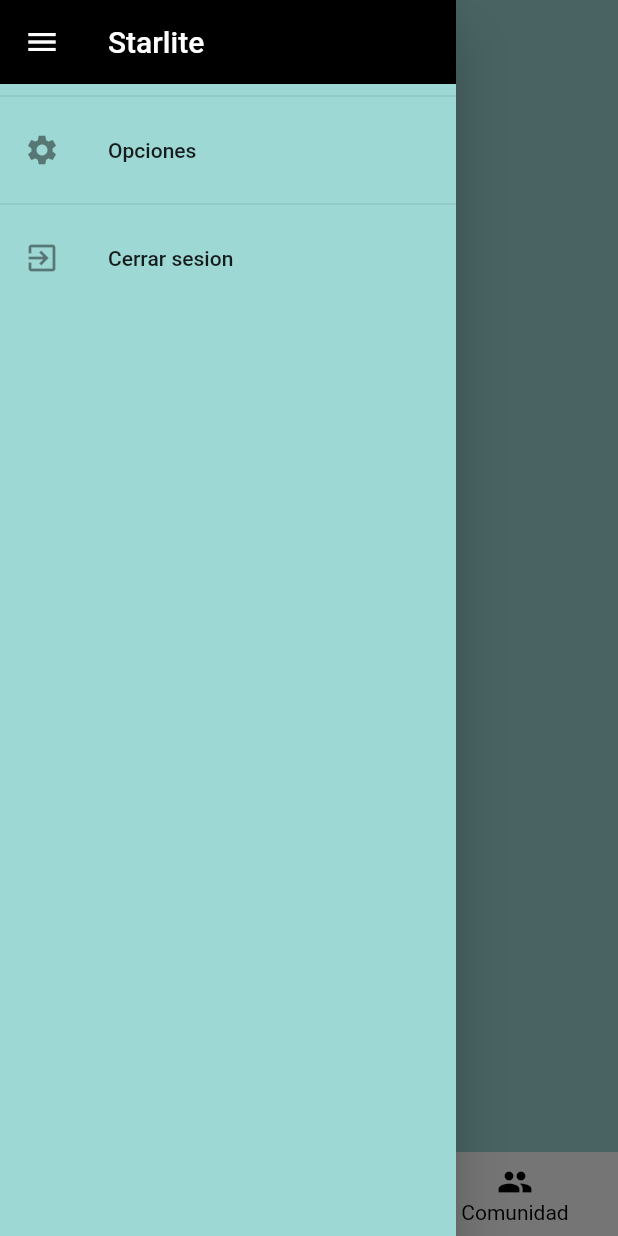
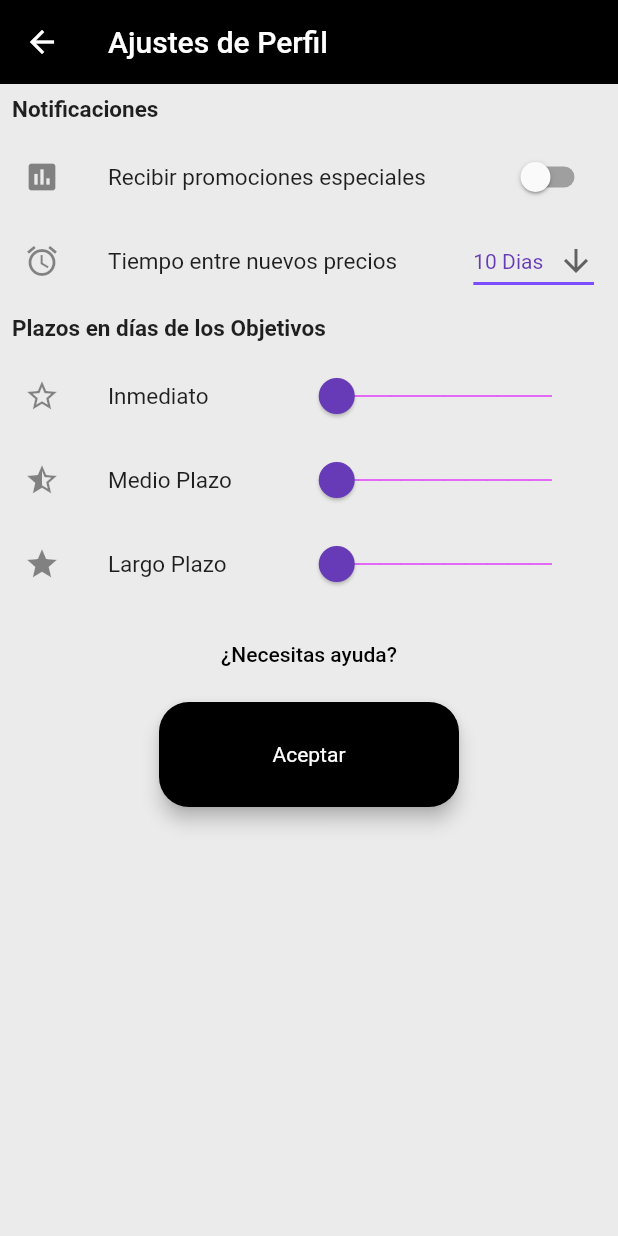
Before and after one commit to Exeltor/Proyecto-Interfaces, a Flutter app: the TabsScreen screen opened by its route, item 3 of the bottom bar chosen, in the side drawer, after a tap on "Opciones", on a phone screen of 412 x 824 dp. Run offline on Flutter 3.47's test engine with Material 2 defaults, Android fonts, the phone set to English and light mode, and no system bars; our stand-ins replace fl_chart, google_fonts; Roboto replaces fonts that are missing (Ubuntu).

Commit message:
Ventana de Ajustes
Ventana de ajustes hecha

```diff
--- a/starlite/lib/main.dart
+++ b/starlite/lib/main.dart
@@ -2,6 +2,7 @@ import 'package:flutter/material.dart';
 import 'package:google_fonts/google_fonts.dart';
 import 'package:provider/provider.dart';
 import 'package:starlite/providers/data.dart';
+import 'package:starlite/screens/ajustes_screen.dart';
 import 'package:starlite/screens/login_screen.dart';
 import 'package:starlite/screens/recovery_screen.dart';
 import 'package:starlite/screens/signup_screen.dart';
@@ -36,6 +37,7 @@ class MyApp extends StatelessWidget {
           SignupScreen.routeName: (context) => SignupScreen(),
           RecoveryScreen.routeName: (context) => RecoveryScreen(),
           TabsScreen.routeName: (context) => TabsScreen(),
+          AjustesScreen.routeName: (context) => AjustesScreen(),
         },
       ),
     );
--- /dev/null
+++ b/starlite/lib/screens/ajustes_screen.dart
@@ -0,0 +1,229 @@
+import 'package:flutter/material.dart';
+import 'package:starlite/screens/tabs_screen.dart';
+import 'package:starlite/widgets/rounded_black_button.dart';
+
+class AjustesScreen extends StatefulWidget {
+  static final routeName = '/ajustes';
+
+  @override
+  _AjustesScreenState createState() => _AjustesScreenState();
+}
+
+class _AjustesScreenState extends State<AjustesScreen> {
+  bool promo = false;
+  String dropdownValue = '10 Dias';
+  double _value = 1, _value1 = 5, _value2 = 5;
+
+  onSwitchPromValueChanged(bool newProm) {
+    setState(() {
+      promo = newProm;
+    });
+  }
+
+  @override
+  Widget build(BuildContext context) {
+    return Scaffold(
+      backgroundColor: Color.fromRGBO(235, 235, 235, 1),
+      appBar: AppBar(title: Text("Ajustes de Perfil")),
+      body: Column(
+        children: <Widget>[
+          Row(children: [
+            Padding(
+              padding: const EdgeInsets.all(8.0),
+              child: Text("Notificaciones",
+                  style: TextStyle(fontSize: 15, fontWeight: FontWeight.bold)),
+            )
+          ]),
+          SwitchListTile(
+              title: Text(
+                "Recibir promociones especiales",
+                style: TextStyle(fontSize: 15),
+              ),
+              value: promo,
+              onChanged: onSwitchPromValueChanged,
+              secondary: const Icon(Icons.assessment)),
+          ListTile(
+            leading: Icon(Icons.alarm),
+            title: Text("Tiempo entre nuevos precios ",
+                style: TextStyle(fontSize: 15)),
+            trailing: Theme(
+                data: Theme.of(context).copyWith(
+                  canvasColor: Color.fromRGBO(235, 235, 235, 1),
+                ),
+                child: DropdownButton<String>(
+                    value: dropdownValue,
+                    icon: Icon(Icons.arrow_downward),
+                    iconSize: 24,
+                    elevation: 16,
+                    style: TextStyle(color: Colors.deepPurple),
+                    underline: Container(
+                      height: 2,
+                      color: Colors.deepPurpleAccent,
+                    ),
+                    onChanged: (String newValue) {
+                      setState(() {
+                        dropdownValue = newValue;
+                      });
+                    },
+                    items: <String>['10 Dias', '5 Dias', '2 Dias', '24 Horas']
+                        .map<DropdownMenuItem<String>>((String value) {
+                      return DropdownMenuItem<String>(
+                        value: value,
+                        child: Text(value),
+                      );
+                    }).toList())),
+          ),
+          Row(children: [
+            Padding(
+              padding: const EdgeInsets.all(8.0),
+              child: Text("Plazos en días de los Objetivos",
+                  style: TextStyle(fontSize: 15, fontWeight: FontWeight.bold)),
+            )
+          ]),
+          ListTile(
+            leading: Icon(Icons.star_border),
+            title: Text("Inmediato", style: TextStyle(fontSize: 15)),
+            trailing: Container(
+              width: 200,
+              child: SliderTheme(
+                data: SliderTheme.of(context).copyWith(
+                  activeTrackColor: Colors.deepPurple,
+                  inactiveTrackColor: Colors.purpleAccent,
+                  trackShape: RoundedRectSliderTrackShape(),
+                  trackHeight: 1.0,
+                  thumbShape: RoundSliderThumbShape(enabledThumbRadius: 12.0),
+                  thumbColor: Colors.deepPurple,
+                  overlayColor: Colors.red.withAlpha(32),
+                  overlayShape: RoundSliderOverlayShape(overlayRadius: 28.0),
+                  tickMarkShape: RoundSliderTickMarkShape(),
+                  activeTickMarkColor: Colors.deepPurple,
+                  inactiveTickMarkColor: Colors.deepPurple,
+                  valueIndicatorShape: PaddleSliderValueIndicatorShape(),
+                  valueIndicatorColor: Colors.deepPurple,
+                  valueIndicatorTextStyle: TextStyle(
+                    color: Colors.white,
+                  ),
+                ),
+                child: Slider(
+                  value: _value,
+                  min: 1,
+                  max: 5,
+                  divisions: 4,
+                  label: '$_value',
+                  onChanged: (value) {
+                    setState(
+                      () {
+                        _value = value;
+                      },
+                    );
+                  },
+                ),
+              ),
+            ),
+          ),
+          ListTile(
+            leading: Icon(Icons.star_half),
+            title: Text("Medio Plazo", style: TextStyle(fontSize: 15)),
+            trailing: Container(
+              width: 200,
+              child: SliderTheme(
+                data: SliderTheme.of(context).copyWith(
+                  activeTrackColor: Colors.deepPurple,
+                  inactiveTrackColor: Colors.purpleAccent,
+                  trackShape: RoundedRectSliderTrackShape(),
+                  trackHeight: 1.0,
+                  thumbShape: RoundSliderThumbShape(enabledThumbRadius: 12.0),
+                  thumbColor: Colors.deepPurple,
+                  overlayColor: Colors.red.withAlpha(32),
+                  overlayShape: RoundSliderOverlayShape(overlayRadius: 28.0),
+                  tickMarkShape: RoundSliderTickMarkShape(),
+                  activeTickMarkColor: Colors.deepPurple,
+                  inactiveTickMarkColor: Colors.deepPurple,
+                  valueIndicatorShape: PaddleSliderValueIndicatorShape(),
+                  valueIndicatorColor: Colors.deepPurple,
+                  valueIndicatorTextStyle: TextStyle(
+                    color: Colors.white,
+                  ),
+                ),
+                child: Slider(
+                  value: _value1,
+                  min: 5,
+                  max: 50,
+                  divisions: 10,
+                  label: '$_value1',
+                  onChanged: (value) {
+                    setState(
+                      () {
+                        _value1 = value;
+                      },
+                    );
+                  },
+                ),
+              ),
+            ),
+          ),
+          ListTile(
+            leading: Icon(Icons.star),
+            title: Text("Largo Plazo", style: TextStyle(fontSize: 15)),
+            trailing: Container(
+              width: 200,
+              child: SliderTheme(
+                data: SliderTheme.of(context).copyWith(
+                  activeTrackColor: Colors.deepPurple,
+                  inactiveTrackColor: Colors.purpleAccent,
+                  trackShape: RoundedRectSliderTrackShape(),
+                  trackHeight: 1.0,
+                  thumbShape: RoundSliderThumbShape(enabledThumbRadius: 12.0),
+                  thumbColor: Colors.deepPurple,
+                  overlayColor: Colors.red.withAlpha(32),
+                  overlayShape: RoundSliderOverlayShape(overlayRadius: 28.0),
+                  tickMarkShape: RoundSliderTickMarkShape(),
+                  activeTickMarkColor: Colors.deepPurple,
+                  inactiveTickMarkColor: Colors.deepPurple,
+                  valueIndicatorShape: PaddleSliderValueIndicatorShape(),
+                  valueIndicatorColor: Colors.deepPurple,
+                  valueIndicatorTextStyle: TextStyle(
+                    color: Colors.white,
+                  ),
+                ),
+                child: Slider(
+                  value: _value2,
+                  min: 5,
+                  max: 50,
+                  divisions: 10,
+                  label: '$_value2',
+                  onChanged: (value) {
+                    setState(
+                      () {
+                        _value2 = value;
+                      },
+                    );
+                  },
+                ),
+              ),
+            ),
+          ),
+          Padding(
+            padding: const EdgeInsets.all(8.0),
+            child: FlatButton(
+                onPressed: () =>
+                    Navigator.of(context).pushNamed(TabsScreen.routeName),
+                child: Text(
+                  '¿Necesitas ayuda?',
+                  style: const TextStyle(color: Colors.black),
+                )),
+          ),
+          RoundedBlackButton(
+              child: const Text(
+                'Aceptar',
+                style: TextStyle(
+                  color: Colors.white,
+                ),
+              ),
+              onTap: () =>
+                  Navigator.of(context).pushNamed(TabsScreen.routeName))
+        ],
+      ),
+    );
+  }
+}
--- a/starlite/lib/widgets/app_drawer.dart
+++ b/starlite/lib/widgets/app_drawer.dart
@@ -1,4 +1,5 @@
 import 'package:flutter/material.dart';
+import 'package:starlite/screens/ajustes_screen.dart';
 
 class AppDrawer extends StatelessWidget {
   @override
@@ -13,7 +14,8 @@ class AppDrawer extends StatelessWidget {
           ListTile(
             leading: Icon(Icons.settings),
             title: const Text('Opciones'),
-            onTap: () {},
+            onTap: () =>
+                Navigator.of(context).pushNamed(AjustesScreen.routeName),
           ),
           Divider(),
           ListTile(
```
